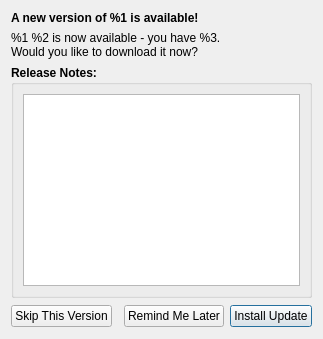
Old version of the form src/UpdaterWindow.ui in the repository speedovation/AutoUpdater-Qt.
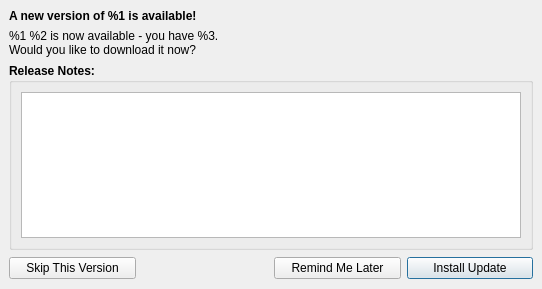
New version of the form. Custom widgets are drawn as their Qt base class.

Commit message: Updater modes work started

The edit to the form file:
```diff
--- a/src/UpdaterWindow.ui
+++ b/src/UpdaterWindow.ui
@@ -1,7 +1,7 @@
 <?xml version="1.0" encoding="UTF-8"?>
 <ui version="4.0">
  <class>UpdaterWindow</class>
- <widget class="QWidget" name="UpdaterWindow">
+ <widget class="QMainWindow" name="UpdaterWindow">
   <property name="geometry">
    <rect>
     <x>0</x>
@@ -13,11 +13,15 @@
   <property name="windowTitle">
    <string>Software Update</string>
   </property>
-  <layout class="QHBoxLayout" name="horizontalLayout_6">
-   <property name="sizeConstraint">
-    <enum>QLayout::SetFixedSize</enum>
+  <widget class="QWidget" name="Outer" native="true">
+   <property name="geometry">
+    <rect>
+     <x>9</x>
+     <y>9</y>
+     <width>524</width>
+     <height>271</height>
+    </rect>
    </property>
-   <item>
     <layout class="QVBoxLayout" name="verticalLayout">
      <item>
       <widget class="QLabel" name="newVersionIsAvailableLabel">
@@ -107,8 +111,7 @@
       </layout>
      </item>
     </layout>
-   </item>
-  </layout>
+  </widget>
  </widget>
  <customwidgets>
   <customwidget>
```
Lines whose indentation alone changed are shown as unchanged. The commit also changes 9 other files.
